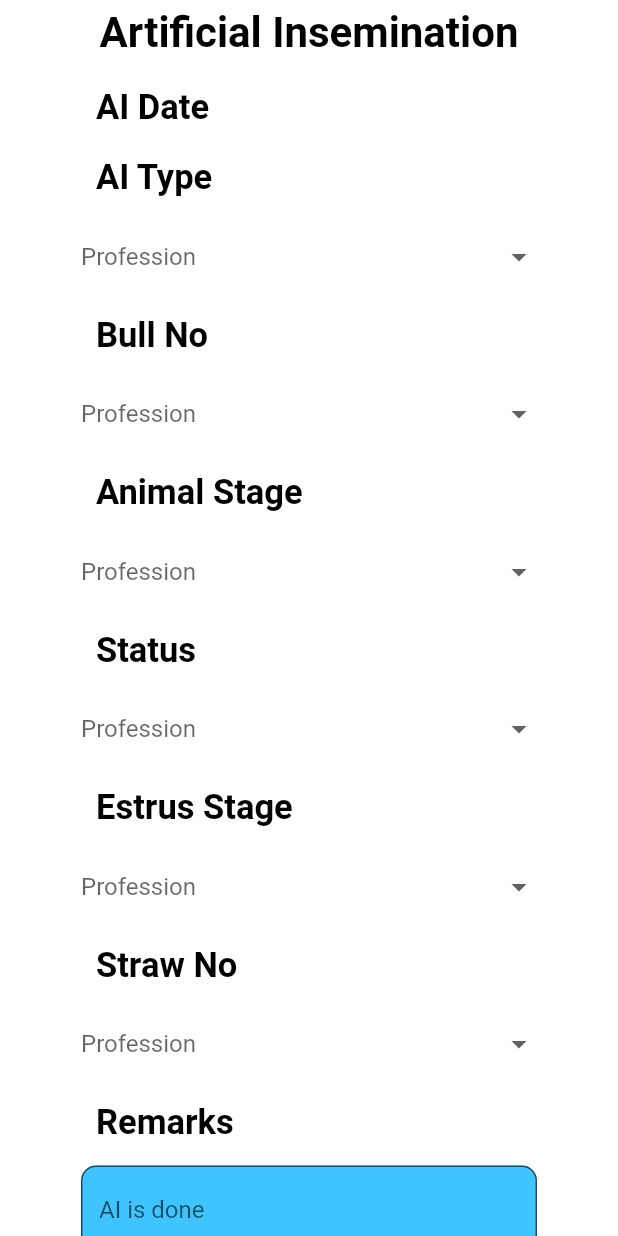
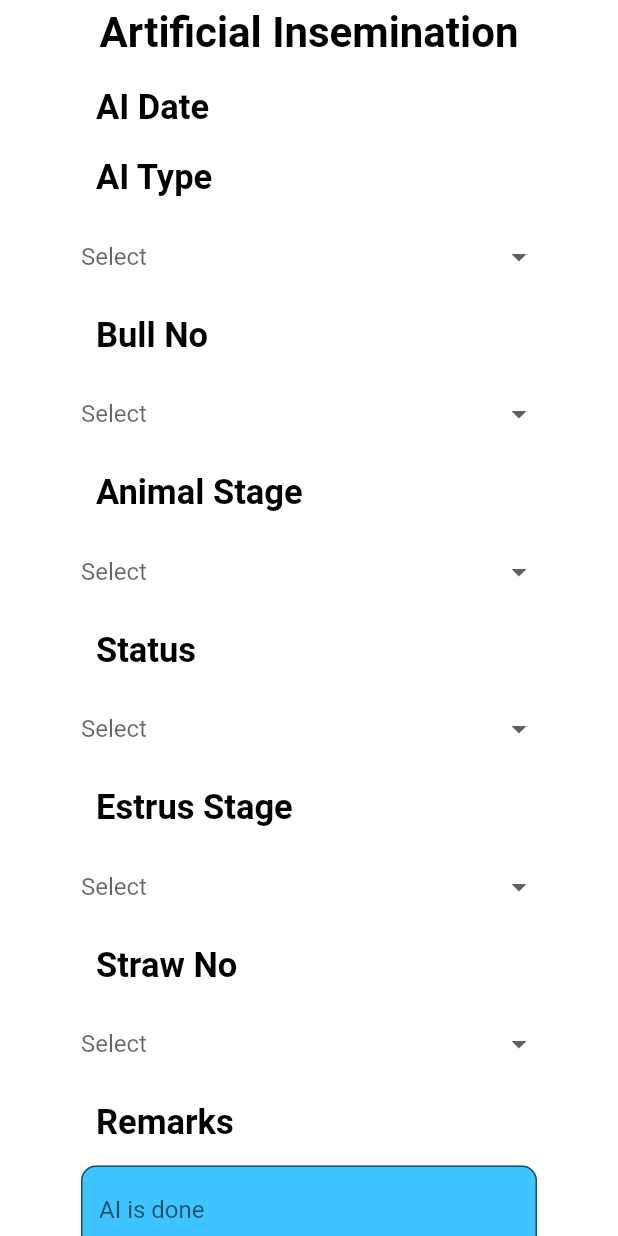
Before and after one commit to akshaydhone/flutter_gallery, a Flutter app: the AIPage screen opened directly, on a phone screen of 412 x 824 dp. Run offline on Flutter 3.47's test engine with Material 2 defaults, Android fonts, the phone set to English and light mode, and no system bars.

Commit message:
ui changes and update 3:32pm

```diff
--- a/lib/artificial_insemination.dart
+++ b/lib/artificial_insemination.dart
@@ -10,7 +10,7 @@ class AIPage extends StatefulWidget {
 }
 
 class _AIPageState extends State<AIPage> {
-  String name, profession, message;
+  String name, profession,profession1,profession2,profession3,profession4,profession5, message;
 
 
   @override
@@ -23,21 +23,21 @@ class _AIPageState extends State<AIPage> {
         value: 'First Time',
       ),
       new DropdownMenuItem(
-        child: new Text('Professor'),
-        value: 'Professor',
+        child: new Text('Second time'),
+        value: 'Second time',
       ),
     ];
 
 
 
-    List<DropdownMenuItem<String>> item1 = [
+    List<DropdownMenuItem<String>> items1 = [
       new DropdownMenuItem(
-        child: new Text('engineer'),
-        value: 'Professor'
+        child: new Text('B101'),
+        value: 'B101'
       ),
       new DropdownMenuItem(
-        child: new Text('doctor'),
-        value: 'Professor',
+        child: new Text('B102'),
+        value: 'B102',
       ),
     ];
 
@@ -45,14 +45,57 @@ class _AIPageState extends State<AIPage> {
 
 
 
-    List<DropdownMenuItem<String>> item2 = [
+    List<DropdownMenuItem<String>> items2 = [
       new DropdownMenuItem(
-        child: new Text('Student'),
-        value: 'Student',
+        child: new Text('InMilk'),
+        value: 'InMilk',
       ),
       new DropdownMenuItem(
-        child: new Text('Professor'),
-        value: 'Professor',
+        child: new Text('Out Of Milk'),
+        value: 'Out Of Milk',
+      ),
+    ];
+
+
+
+
+
+    List<DropdownMenuItem<String>> items3 = [
+      new DropdownMenuItem(
+        child: new Text('Fresh'),
+        value: 'Fresh',
+      ),
+      new DropdownMenuItem(
+        child: new Text('Non-Fresh'),
+        value: 'Non-Fresh',
+      ),
+    ];
+
+
+
+
+    List<DropdownMenuItem<String>> items4 = [
+      new DropdownMenuItem(
+        child: new Text('Mid'),
+        value: 'Mid',
+      ),
+      new DropdownMenuItem(
+        child: new Text('Advanced'),
+        value: 'Advanced',
+      ),
+    ];
+
+
+
+
+    List<DropdownMenuItem<String>> items5 = [
+      new DropdownMenuItem(
+        child: new Text('1012'),
+        value: '1012',
+      ),
+      new DropdownMenuItem(
+        child: new Text('1013'),
+        value: '1013',
       ),
     ];
 
@@ -108,7 +151,7 @@ class _AIPageState extends State<AIPage> {
   final d1=
 
     new DropdownButtonHideUnderline(
-    child: new DropdownButton(items: items, hint: new Text('Profession'),
+    child: new DropdownButton(items: items, hint: new Text('Select'),
 
     value: profession,
     onChanged: (String val) {
@@ -143,12 +186,12 @@ class _AIPageState extends State<AIPage> {
     final d2=
 
     new DropdownButtonHideUnderline(
-        child: new DropdownButton(items: item1, hint: new Text('Profession'),
+        child: new DropdownButton(items: items1, hint: new Text('Select'),
 
-          value: profession,
+          value: profession1,
           onChanged: (String val) {
             setState(() {
-              profession = val;
+              profession1 = val;
 
             });
 
@@ -174,12 +217,12 @@ class _AIPageState extends State<AIPage> {
     final d3=
 
     new DropdownButtonHideUnderline(
-        child: new DropdownButton(items: item2, hint: new Text('Profession'),
+        child: new DropdownButton(items: items2, hint: new Text('Select'),
 
-          value: profession,
+          value: profession2,
           onChanged: (String val) {
             setState(() {
-              profession = val;
+              profession2 = val;
 
             });
 
@@ -204,12 +247,12 @@ class _AIPageState extends State<AIPage> {
     final d4=
 
     new DropdownButtonHideUnderline(
-        child: new DropdownButton(items: items, hint: new Text('Profession'),
+        child: new DropdownButton(items: items3, hint: new Text('Select'),
 
-          value: profession,
+          value: profession3,
           onChanged: (String val) {
             setState(() {
-              profession = val;
+              profession3 = val;
 
             });
 
@@ -231,12 +274,12 @@ class _AIPageState extends State<AIPage> {
     final d5=
 
     new DropdownButtonHideUnderline(
-        child: new DropdownButton(items: items, hint: new Text('Profession'),
+        child: new DropdownButton(items: items4, hint: new Text('Select'),
 
-          value: profession,
+          value: profession4,
           onChanged: (String val) {
             setState(() {
-              profession = val;
+              profession4 = val;
 
             });
 
@@ -260,12 +303,12 @@ class _AIPageState extends State<AIPage> {
     final d6=
 
     new DropdownButtonHideUnderline(
-        child: new DropdownButton(items: items, hint: new Text('Profession'),
+        child: new DropdownButton(items: items5, hint: new Text('Select'),
 
-          value: profession,
+          value: profession5,
           onChanged: (String val) {
             setState(() {
-              profession = val;
+              profession5 = val;
 
             });
 
```
Also changed, not shown: lib/postmortem.dart (+157 -0 lines).
